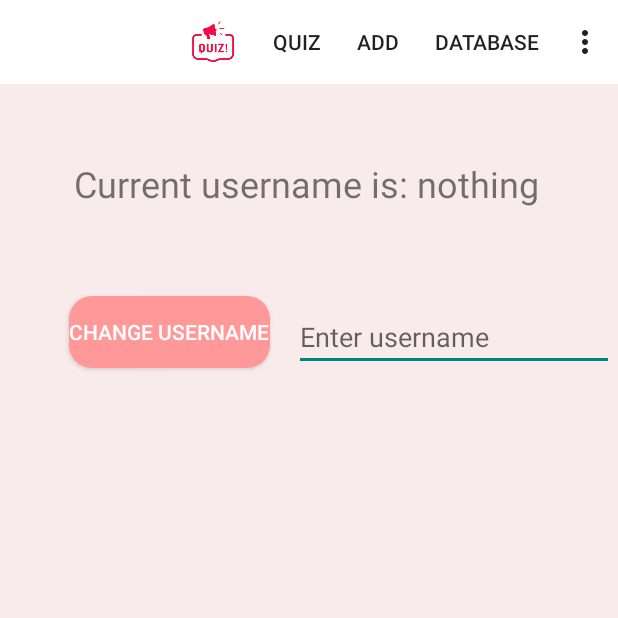
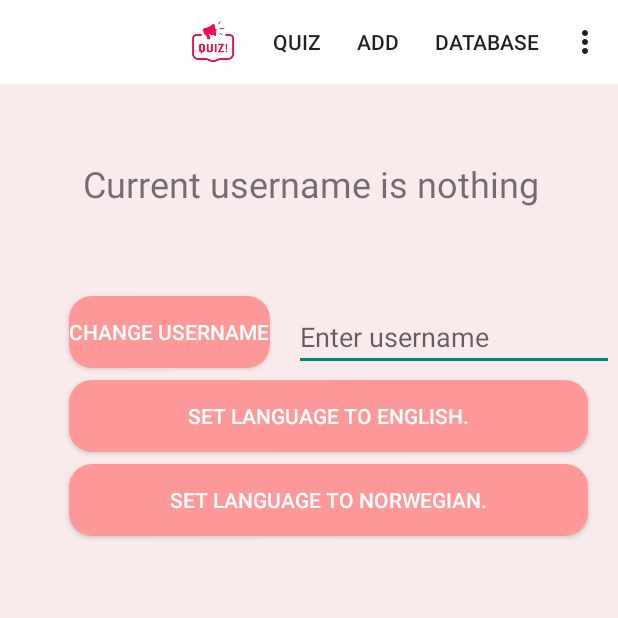
Before and after one commit to 571733/QuizApp2, an Android app: the AddActivity screen opened directly, with no data from a screen before it, in the options menu, after a tap on "Preferences", on a phone screen of 412 x 824 dp, the top half of it. Run offline under Robolectric (Android 15) with nearby library versions, the phone set to English and light mode, and no system bars; our stand-ins replace Room's generated code.

Commit message:
LanguageSelector

```diff
--- a/app/src/main/java/com/inducesmile/oblig1/AddActivity.java
+++ b/app/src/main/java/com/inducesmile/oblig1/AddActivity.java
@@ -147,14 +147,14 @@ public class AddActivity extends AppCompatActivity {
                         asyncTask.execute();
 
                 addDatabase.add(newItem);
-                Toast.makeText(this, "Bildet ble lagret", Toast.LENGTH_SHORT).show();
+                Toast.makeText(this, getResources().getString(R.string.gotSaved), Toast.LENGTH_SHORT).show();
                 savePicName.setText("");
             } else {
-                Toast.makeText(this, "Vennligst gi bildet ett navn", Toast.LENGTH_SHORT).show();
+                Toast.makeText(this, getResources().getString(R.string.nameMissing), Toast.LENGTH_SHORT).show();
             }
 
         } else {
-            Toast.makeText(this, "Du må først velge ett bilde", Toast.LENGTH_SHORT).show();
+            Toast.makeText(this, getResources().getString(R.string.pictureMissing), Toast.LENGTH_SHORT).show();
         }
     }
 
--- /dev/null
+++ b/app/src/main/java/com/inducesmile/oblig1/Language.java
@@ -0,0 +1,68 @@
+package com.inducesmile.oblig1;
+
+
+import android.content.Context;
+import android.content.SharedPreferences;
+import android.content.res.Configuration;
+import android.content.res.Resources;
+import android.preference.PreferenceManager;
+
+import java.util.Locale;
+
+public class Language {
+
+    private static final String SELECTED_LANGUAGE = "Locale.Helper.Selected.Language";
+
+    public static void onCreate(Context context) {
+
+        String lang;
+        if(getLanguage(context).isEmpty()){
+            lang = getPersistedData(context, Locale.getDefault().getLanguage());
+        }else {
+            lang = getLanguage(context);
+        }
+
+        setLocale(context, lang);
+    }
+
+    public static void onCreate(Context context, String defaultLanguage) {
+        String lang = getPersistedData(context, defaultLanguage);
+        setLocale(context, lang);
+    }
+
+    public static String getLanguage(Context context) {
+        return getPersistedData(context, Locale.getDefault().getLanguage());
+    }
+
+    public static void setLocale(Context context, String language) {
+        persist(context, language);
+        updateResources(context, language);
+    }
+
+    private static String getPersistedData(Context context, String defaultLanguage) {
+        SharedPreferences preferences = PreferenceManager.getDefaultSharedPreferences(context);
+        return preferences.getString(SELECTED_LANGUAGE, defaultLanguage);
+    }
+
+    private static void persist(Context context, String language) {
+        SharedPreferences preferences = PreferenceManager.getDefaultSharedPreferences(context);
+        SharedPreferences.Editor editor = preferences.edit();
+
+        editor.putString(SELECTED_LANGUAGE, language);
+        editor.apply();
+    }
+
+    private static void updateResources(Context context, String language) {
+        Locale locale = new Locale(language);
+        Locale.setDefault(locale);
+
+        Resources resources = context.getResources();
+
+        Configuration configuration = resources.getConfiguration();
+        configuration.locale = locale;
+
+        resources.updateConfiguration(configuration, resources.getDisplayMetrics());
+
+
+    }
+}
--- a/app/src/main/java/com/inducesmile/oblig1/MainActivity.java
+++ b/app/src/main/java/com/inducesmile/oblig1/MainActivity.java
@@ -15,6 +15,8 @@ import android.os.Bundle;
 import android.util.Log;
 import android.view.MenuItem;
 import android.widget.EditText;
+import android.widget.Toast;
+
 import androidx.appcompat.app.AppCompatActivity;
 import com.inducesmile.oblig1.database.QuizItem;
 import java.util.ArrayList;
@@ -23,10 +25,15 @@ public class MainActivity extends AppCompatActivity {
     public static ArrayList<QuizItem> quizData = new ArrayList<>();
     public static boolean isLoaded = false;
     SharedPreferences usernameStored;
+    String test = "nb";
+    Language curLanguage;
+    int checkedItem;
 
     @Override
     protected void onCreate(Bundle savedInstanceState) {
         super.onCreate(savedInstanceState);
+        Language.setLocale(this, Language.getLanguage(this));
+        Log.i("Lokal er ", Language.getLanguage(this));
         setContentView(R.layout.activity_main);
 
         //Check if username is set
@@ -51,16 +58,51 @@ public class MainActivity extends AppCompatActivity {
     public void dialogAlert() {
         AlertDialog.Builder alert = new AlertDialog.Builder(this);
 
-        alert.setTitle("Velg brukernavn");
+        alert.setTitle(getResources().getString(R.string.chooseUsername));
+        String[] items = {"English","Norwegian"};
+        int checkedItem = 2;
+        alert.setSingleChoiceItems(items, checkedItem, new DialogInterface.OnClickListener() {
+            @Override
+            public void onClick(DialogInterface dialog, int which) {
+                switch (which) {
+                    case 0:
+                        Toast.makeText(MainActivity.this, "Clicked on English", Toast.LENGTH_SHORT).show();
+                        Language.setLocale(MainActivity.this, "en");
+                        break;
+                    case 1:
+                        Toast.makeText(MainActivity.this, "Clicked on Norwegian", Toast.LENGTH_SHORT).show();
+                        Language.setLocale(MainActivity.this, "nb");
+                        break;
+
+                    case 2:
+                        break;
+
+                }
+
+            }
+
+        });
+
         final EditText input = new EditText(this);
         alert.setView(input);
 
-        alert.setPositiveButton("Sett brukernavn", new DialogInterface.OnClickListener() {
+        alert.setPositiveButton(getResources().getString(R.string.setUsername), new DialogInterface.OnClickListener() {
             public void onClick(DialogInterface dialog, int whichButton) {
-                String value = input.getText().toString();
-                usernameStored.edit().putString("username", value).apply();
+                String value = (input.getText().toString().trim());
+                if (value.length() > 0) {
+                    usernameStored.edit().putString("username", value).apply();
+                }
+               /*
+                Problems with tests if reloading activity is enabled..
+                Intent intent = new Intent(MainActivity.this, MainActivity.class);
+                intent.setFlags(Intent.FLAG_ACTIVITY_CLEAR_TOP);
+                startActivity(intent);
+
+                */
             }
+
         });
+
         alert.show();
     }
 
--- a/app/src/main/res/layout/activity_preferences.xml
+++ b/app/src/main/res/layout/activity_preferences.xml
@@ -26,12 +26,43 @@
         android:layout_marginStart="46dp"
         android:layout_marginTop="141dp"
         android:background="@drawable/custom_button"
+        android:onClick="ChangeUsername"
+        android:text="@string/changeUsername"
         android:textColor="#FFFFFF"
-        android:onClick="ChangeUsername"
-        android:text="Change Username"
         app:layout_constraintEnd_toStartOf="@+id/username_editText"
         app:layout_constraintStart_toStartOf="parent"
         app:layout_constraintTop_toBottomOf="@+id/menu_toolbar" />
+
+    <Button
+        android:id="@+id/languageEnButton"
+        android:layout_width="0dp"
+        android:layout_height="wrap_content"
+        android:layout_marginStart="46dp"
+        android:layout_marginTop="8dp"
+        android:layout_marginEnd="20dp"
+        android:background="@drawable/custom_button"
+        android:onClick="ChangeToEng"
+        android:text="@string/toEnglish"
+        android:textColor="#FFFFFF"
+        app:layout_constraintEnd_toEndOf="parent"
+        app:layout_constraintStart_toStartOf="parent"
+        app:layout_constraintTop_toBottomOf="@+id/changeUserName_Button" />
+
+    <Button
+        android:id="@+id/languageNoButton"
+        android:layout_width="0dp"
+        android:layout_height="wrap_content"
+        android:layout_marginStart="46dp"
+        android:layout_marginTop="8dp"
+        android:layout_marginEnd="20dp"
+        android:background="@drawable/custom_button"
+        android:onClick="ChangeToNo"
+        android:text="@string/toNorwegian"
+        android:textColor="#FFFFFF"
+        app:layout_constraintEnd_toEndOf="parent"
+        app:layout_constraintStart_toStartOf="parent"
+        app:layout_constraintTop_toBottomOf="@+id/languageEnButton" />
+
 
     <EditText
         android:id="@+id/username_editText"
@@ -40,7 +71,7 @@
         android:layout_marginStart="16dp"
         android:layout_marginTop="146dp"
         android:ems="10"
-        android:hint="Enter username"
+        android:hint="@string/hintChangeUsername"
         android:inputType="textPersonName"
         app:layout_constraintStart_toEndOf="@+id/changeUserName_Button"
         app:layout_constraintTop_toBottomOf="@+id/menu_toolbar" />
@@ -61,7 +92,7 @@
         android:layout_marginStart="96dp"
         android:layout_marginTop="50dp"
         android:layout_marginEnd="181dp"
-        android:text="Current username is: "
+        android:text="@string/currentUsername"
         android:textSize="24sp"
         app:layout_constraintEnd_toEndOf="parent"
         app:layout_constraintStart_toStartOf="parent"
--- a/app/src/main/res/layout/activity_quiz.xml
+++ b/app/src/main/res/layout/activity_quiz.xml
@@ -65,12 +65,12 @@
         android:background="@drawable/custom_button"
         android:enabled="false"
         android:onClick="svar"
-        android:text="Svar"
+        android:text="@string/buttonTextSvar"
         android:textColor="#FFFFFF"
         android:visibility="invisible"
+        app:layout_constraintEnd_toEndOf="parent"
         app:layout_constraintStart_toStartOf="parent"
-        app:layout_constraintTop_toBottomOf="@+id/imageView_quiz"
-        app:layout_constraintEnd_toEndOf="parent" />
+        app:layout_constraintTop_toBottomOf="@+id/imageView_quiz" />
 
     <TextView
         android:id="@+id/score_textView"
--- a/app/src/main/res/values/strings.xml
+++ b/app/src/main/res/values/strings.xml
@@ -8,8 +8,30 @@
     <string name="save_button">Save</string>
     <string name="picFromGallery_button">From gallery</string>
     <string name="startQuiz_button">Start quiz</string>
-    <string name="svarOnPictureHint_EditText">ho is in this picture..</string>
+    <string name="svarOnPictureHint_EditText">Who is in this picture..</string>
     <string name="currentScore_TextView">your score: 0/0</string>
+    <string name="gotSaved">Picture is saved</string>
+    <string name="nameMissing">Please give the picture a name</string>
+    <string name="pictureMissing">You must choose a picture</string>
+    <string name="chooseUsername">Choose username</string>
+    <string name="setUsername">Set username</string>
+    <string name="changeUsername">Change Username</string>
+    <string name="currentUsername">Current username is</string>
+    <string name="buttonTextChangeNext">Next</string>
+    <string name="buttonTextSvar">Answer</string>
+    <string name="wrongAnswerText">Wrong answer! Correct answer is </string>
+    <string name="yourScore">Your score </string>
+    <string name="quizDone">The quiz is done. You can press "Quiz" in the menu to play again. </string>
+    <string name="onPicHint">Who is on the picture </string>
+    <string name="emptyDbQuiz"> Database is empty. Choose "Database" to add pictures.</string>
+    <string name="toNorwegian"> Set language to Norwegian.</string>
+    <string name="toEnglish"> Set language to English.</string>
+    <string name="curUserName"> Current username:</string>
+    <string name="hintChangeUsername"> Enter username</string>
+
+
+
+
 
 
 </resources>
```
Also changed, not shown: app/src/main/java/com/inducesmile/oblig1/Preferences.java (+18 -3 lines), app/src/main/java/com/inducesmile/oblig1/QuizActivity.java (+7 -7 lines), 3 other files.
